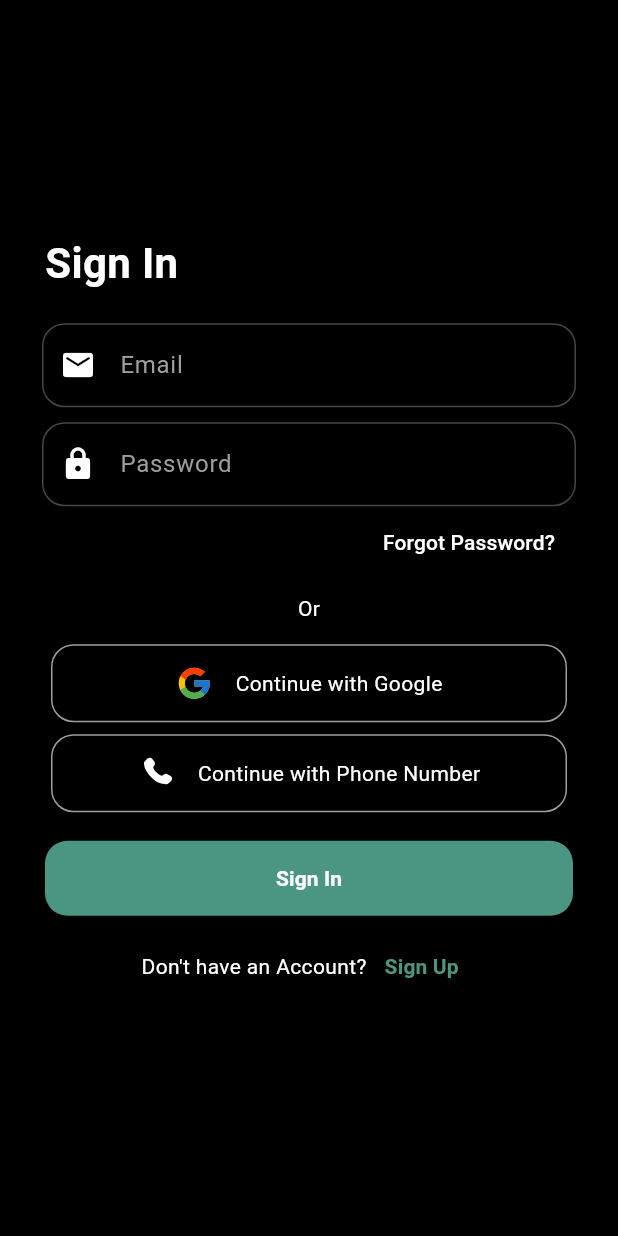
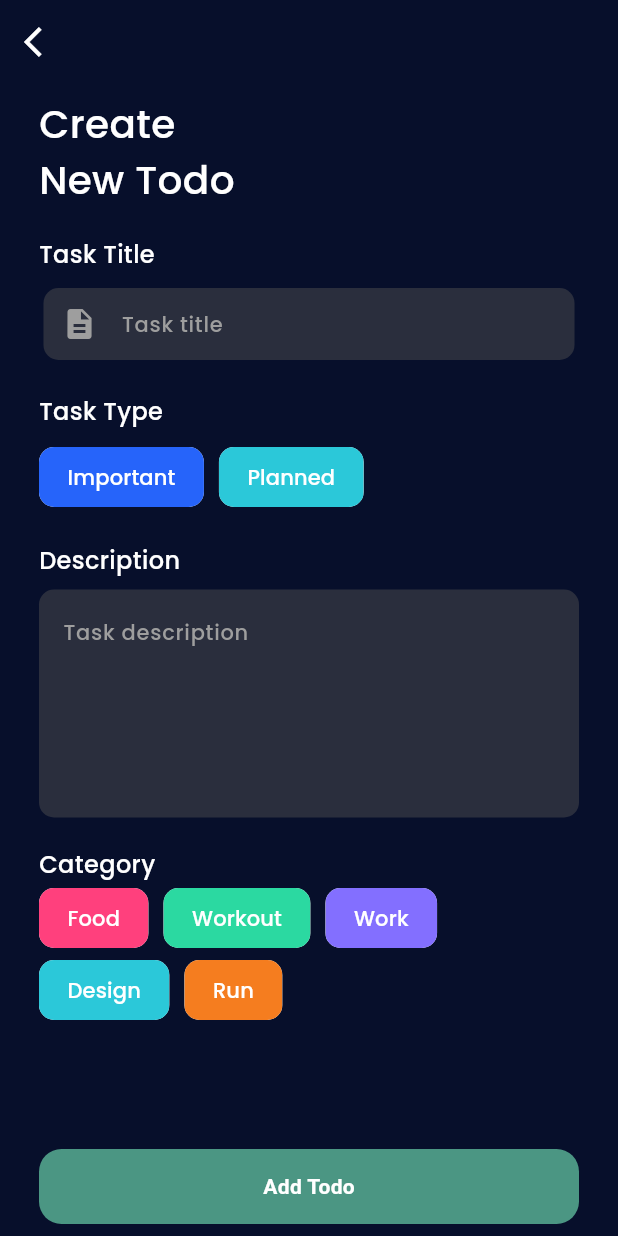
Before and after one commit to yudhiazhr/todo-app-v1-with-firebase, a Flutter app: the screen it shows after launch, on a phone screen of 412 x 824 dp. Run offline on Flutter 3.47's test engine with Material 3 defaults, Android fonts, the phone set to English and light mode, and no system bars; our stand-ins replace firebase_auth, firebase_core, flutter_secure_storage, flutter_svg, get, google_sign_in and 1 more; missing offline and left inert: otp_text_field_v2; accounts and stored records are empty; generated files the repository leaves out were written again.

Commit message:
feat: add page (add todo page) with restyling backgroung

```diff
--- a/lib/main.dart
+++ b/lib/main.dart
@@ -1,6 +1,7 @@
 import 'package:firebase_core/firebase_core.dart';
 import 'package:flutter/material.dart';
 import 'package:get/get.dart';
+import 'package:todo_app_firebase/pages/add-todo-page.dart';
 import 'package:todo_app_firebase/pages/auth/login-page.dart';
 import 'package:todo_app_firebase/pages/home-page.dart';
 import 'package:todo_app_firebase/services/auth-services.dart';
@@ -49,7 +50,7 @@ class _MyAppState extends State<MyApp> {
         colorSchemeSeed: Color.fromARGB(255, 75, 150, 131),
       ),
       title: 'Todo app firebase',
-      home: currentPage,
+      home: AddTodoPage(),
     );
   }
 }
--- /dev/null
+++ b/lib/pages/add-todo-page.dart
@@ -0,0 +1,235 @@
+import 'package:flutter/material.dart';
+import 'package:get/get.dart';
+import 'package:todo_app_firebase/pages/home-page.dart';
+
+class AddTodoPage extends StatefulWidget {
+  const AddTodoPage({super.key});
+
+  @override
+  State<AddTodoPage> createState() => _AddTodoPageState();
+}
+
+class _AddTodoPageState extends State<AddTodoPage> {
+  @override
+  Widget build(BuildContext context) {
+    return Scaffold(
+      backgroundColor: Color(0xff070F2B),
+      appBar: AppBar(
+        backgroundColor: Colors.transparent,
+        elevation: 0,
+        leading: IconButton(
+          icon: Icon(
+            Icons.arrow_back_ios,
+            color: Colors.white,
+          ),
+          onPressed: () {
+            Get.to(() => HomePage());
+          },
+        ),
+      ),
+      body: Padding(
+        padding: const EdgeInsets.symmetric(horizontal: 26, vertical: 8),
+        child: SingleChildScrollView(
+          child: Column(
+            crossAxisAlignment: CrossAxisAlignment.start,
+            children: [
+              Text(
+                "Create\nNew Todo",
+                style: TextStyle(
+                    color: Colors.white,
+                    fontFamily: "Poppins",
+                    fontSize: 26,
+                    fontWeight: FontWeight.w400),
+              ),
+              SizedBox(
+                height: 20,
+              ),
+              Text("Task Title",
+                  style: TextStyle(
+                      color: Colors.white,
+                      fontFamily: "Poppins",
+                      fontSize: 16)),
+              SizedBox(
+                height: 8,
+              ),
+              /* Search box */
+              Container(
+                decoration: BoxDecoration(
+                  borderRadius: BorderRadius.circular(10),
+                ),
+                child: Padding(
+                  padding: EdgeInsets.all(3),
+                  child: TextField(
+                    /* controller: searchController, */
+                    onSubmitted: (value) {
+                      /* _performSearch(); */
+                    },
+                    decoration: InputDecoration(
+                      hintText: 'Task title',
+                      hintStyle: TextStyle(
+                          fontFamily: "Poppins",
+                          fontSize: 14,
+                          color: Colors.grey),
+                      prefixIcon: IconButton(
+                          onPressed: () {
+                            /* Get.to(() => SearchAllScreen(
+                                              typedKeyWords:
+                                                  searchController.text)); */
+                          },
+                          icon: Icon(
+                            Icons.description,
+                            color: Colors.grey,
+                          )),
+                      focusedBorder: OutlineInputBorder(
+                        borderRadius: BorderRadius.circular(10),
+                        borderSide: BorderSide(
+                            color: Color.fromARGB(255, 75, 150, 131)),
+                      ),
+                      border: OutlineInputBorder(
+                          borderRadius: BorderRadius.circular(10),
+                          borderSide: BorderSide.none),
+                      contentPadding: EdgeInsets.only(top: 10),
+                      filled: true,
+                      fillColor: Color(0xff2a2e3d),
+                    ),
+                  ),
+                ),
+              ),
+              /* Search box end */
+              SizedBox(
+                height: 20,
+              ),
+              Text(
+                "Task Type",
+                style: TextStyle(
+                    fontFamily: "Poppins", fontSize: 16, color: Colors.white),
+              ),
+              SizedBox(
+                height: 8,
+              ),
+              Row(
+                children: [
+                  chipData("Important", 0xff2664fa),
+                  SizedBox(
+                    width: 10,
+                  ),
+                  chipData("Planned", 0xff2bc8d9),
+                ],
+              ),
+              SizedBox(
+                height: 20,
+              ),
+              Text(
+                "Description",
+                style: TextStyle(
+                    fontFamily: "Poppins", color: Colors.white, fontSize: 16),
+              ),
+              SizedBox(
+                height: 8,
+              ),
+              TextFormField(
+                /* controller: streetAddressEditingController, */
+                decoration: InputDecoration(
+                  filled: true,
+                  fillColor: Color(0xff2a2e3d),
+                  labelText: "Task description",
+                  labelStyle: TextStyle(
+                      fontFamily: "Poppins", color: Colors.grey, fontSize: 14),
+                  alignLabelWithHint: true,
+                  focusedBorder: OutlineInputBorder(
+                    borderRadius: BorderRadius.circular(10),
+                    borderSide:
+                        BorderSide(color: Color.fromARGB(255, 75, 150, 131)),
+                  ),
+                  border: OutlineInputBorder(
+                      borderRadius: BorderRadius.circular(10),
+                      borderSide: BorderSide.none),
+                ),
+                maxLines: null,
+                minLines: 5,
+                keyboardType: TextInputType.multiline,
+                validator: (value) =>
+                    value == "" ? "Please fill your task description" : null,
+                onSaved: (value) {
+                  /*  streetAddressEditingController.text = value!; */
+                },
+              ),
+              SizedBox(
+                height: 20,
+              ),
+              Text(
+                "Category",
+                style: TextStyle(
+                    fontFamily: "Poppins", color: Colors.white, fontSize: 16),
+              ),
+              Wrap(
+                children: [
+                  chipData("Food", 0xffFF407D),
+                  SizedBox(
+                    width: 10,
+                  ),
+                  chipData("Workout", 0xff2bd9a1),
+                  SizedBox(
+                    width: 10,
+                  ),
+                  chipData("Work", 0xff836FFF),
+                  SizedBox(
+                    width: 10,
+                  ),
+                  chipData("Design", 0xff2bc8d9),
+                  SizedBox(
+                    width: 10,
+                  ),
+                  chipData("Run", 0xffF57D1F),
+                  SizedBox(
+                    width: 10,
+                  ),
+
+                ],
+              ),
+            ],
+          ),
+        ),
+      ),
+      bottomNavigationBar: Padding(
+        padding: const EdgeInsets.symmetric(horizontal: 26, vertical: 8),
+        child: InkWell(
+          onTap: () {
+          },
+          child: Container(
+            height: 50,
+            width: MediaQuery.of(context).size.width - 60,
+            decoration: BoxDecoration(
+                color: Color.fromARGB(255, 75, 150, 131),
+                borderRadius: BorderRadius.circular(15)),
+            child: Center(
+              child: Text(
+                "Add Todo",
+                style:
+                    TextStyle(color: Colors.white, fontWeight: FontWeight.w700),
+              ),
+            ),
+          ),
+        ),
+      ),
+    );
+  }
+
+  Widget chipData(String label, int color) {
+    return Chip(
+      backgroundColor: Color(color),
+      shape: RoundedRectangleBorder(
+        borderRadius: BorderRadius.circular(10),
+        side: BorderSide(
+          color: Colors.transparent,
+        ),
+      ),
+      label: Text(
+        label,
+        style:
+            TextStyle(fontFamily: "Poppins", fontSize: 14, color: Colors.white),
+      ),
+      labelPadding: EdgeInsets.symmetric(horizontal: 10, vertical: 1),
+    );
+  }
+}
--- a/lib/pages/auth/login-page.dart
+++ b/lib/pages/auth/login-page.dart
@@ -61,7 +61,6 @@ class _LoginPageState extends State<LoginPage> {
         setState(() {
           spinner = false;
         });
-
       });
     }
   }
@@ -69,7 +68,7 @@ class _LoginPageState extends State<LoginPage> {
   @override
   Widget build(BuildContext context) {
     return Scaffold(
-      backgroundColor: Colors.black,
+        backgroundColor: Color(0xff070F2B),
         body: SingleChildScrollView(
           child: Form(
             key: _formKey,
@@ -214,16 +213,19 @@ class _LoginPageState extends State<LoginPage> {
                   Row(
                     mainAxisAlignment: MainAxisAlignment.center,
                     children: [
-                  Text("Don't have an Account?", style: TextStyle(
-                    color: Colors.white
-                  ),),
+                      Text(
+                        "Don't have an Account?",
+                        style: TextStyle(color: Colors.white),
+                      ),
                       TextButton(
                         onPressed: () {
                           Get.to(() => SignUpPage());
                         },
-                    child: Text("Sign Up", style: TextStyle(
-                    color: Color.fromARGB(255, 75, 150, 131),fontWeight: FontWeight.bold,
-                  ) ),
+                        child: Text("Sign Up",
+                            style: TextStyle(
+                              color: Color.fromARGB(255, 75, 150, 131),
+                              fontWeight: FontWeight.bold,
+                            )),
                       )
                     ],
                   )
--- a/lib/pages/auth/phone-auth-page.dart
+++ b/lib/pages/auth/phone-auth-page.dart
@@ -23,7 +23,7 @@ class _PhoneAuthPageState extends State<PhoneAuthPage> {
   AuthClass authClass = AuthClass();
   String verificationIdFinal = "";
   String smsCode = "";
-  late Timer _timer;
+  Timer? _timer;
 
   @override
   Widget build(BuildContext context) {
@@ -73,12 +73,13 @@ class _PhoneAuthPageState extends State<PhoneAuthPage> {
 
     @override
     void dispose() {
-      _timer.cancel();
+      _timer!.cancel();
       super.dispose();
     }
 
     return Scaffold(
-      backgroundColor: Colors.black,
+            backgroundColor: Color(0xff070F2B),
+
       appBar: AppBar(
         backgroundColor: Colors.transparent,
         elevation: 0,
@@ -92,7 +93,7 @@ class _PhoneAuthPageState extends State<PhoneAuthPage> {
         leading: IconButton(
             onPressed: () {
               setState(() {
-                _timer.cancel();
+                _timer?.cancel();
                 wait = false;
               });
               Get.off(() => LoginPage());
--- a/lib/pages/auth/sign-up-page.dart
+++ b/lib/pages/auth/sign-up-page.dart
@@ -50,22 +50,21 @@ class _SignUpPageState extends State<SignUpPage> {
       ScaffoldMessenger.of(context).showSnackBar(snackbar);
 
       setState(() {
-          spinner = true;
+        spinner = true;
       });
 
       Future.delayed(Duration(seconds: 2), () {
-      setState(() {
-        spinner = false;
+        setState(() {
+          spinner = false;
+        });
       });
-
-    });
     }
   }
 
   @override
   Widget build(BuildContext context) {
     return Scaffold(
-      backgroundColor: Colors.black,
+      backgroundColor: Color(0xff070F2B),
       appBar: AppBar(
         backgroundColor: Colors.transparent,
         elevation: 0,
```
Also changed, not shown: pubspec.yaml (+10 -4 lines), assets/fonts/BreeSerif-Regular.ttf (added), assets/fonts/JetBrainsMonoNL-Medium.ttf (added), assets/fonts/Poppins-Medium.ttf (added). Lines whose indentation alone changed are shown as unchanged.
